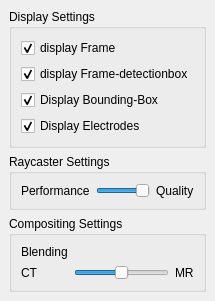
Before: the Qt Designer form dev/BrainVis/rendersettings.ui in waschkbaer/BrainVis, drawn with Qt 5.
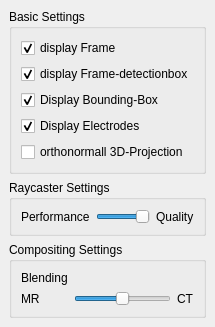
After: the same form once the commit is applied.

```diff
--- a/dev/BrainVis/rendersettings.ui
+++ b/dev/BrainVis/rendersettings.ui
@@ -7,7 +7,7 @@
     <x>0</x>
     <y>0</y>
     <width>194</width>
-    <height>300</height>
+    <height>323</height>
    </rect>
   </property>
   <property name="allowedAreas">
@@ -21,7 +21,7 @@
     <item>
      <widget class="QGroupBox" name="groupBox">
       <property name="title">
-       <string>Display Settings</string>
+       <string>Basic Settings</string>
       </property>
       <layout class="QGridLayout" name="gridLayout">
        <item row="2" column="0">
@@ -64,6 +64,13 @@
          </property>
         </widget>
        </item>
+       <item row="4" column="0">
+        <widget class="QCheckBox" name="orthonormalThreeD">
+         <property name="text">
+          <string>orthonormall 3D-Projection</string>
+         </property>
+        </widget>
+       </item>
       </layout>
      </widget>
     </item>
@@ -112,7 +119,7 @@
        <item row="1" column="0">
         <widget class="QLabel" name="label_4">
          <property name="text">
-          <string>CT</string>
+          <string>MR</string>
          </property>
         </widget>
        </item>
@@ -139,7 +146,7 @@
        <item row="1" column="2">
         <widget class="QLabel" name="label_5">
          <property name="text">
-          <string>MR</string>
+          <string>CT</string>
          </property>
         </widget>
        </item>
```
Left out of the diff: 20 changed lines with no effect on the pictures.
